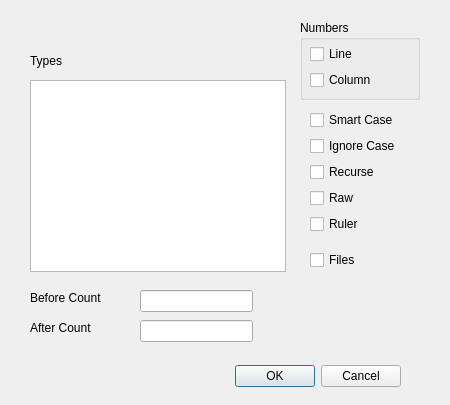
The window that gui/common.ui (CraigDawson/yapygrep) describes before a commit, drawn with Qt 5.
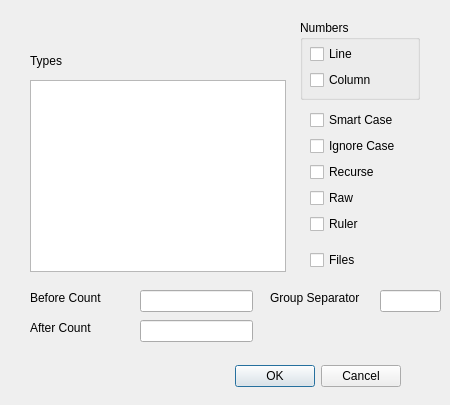
The same window after the commit.

Commit message: Finished group-separator option

The edit to the form file:
```diff
--- a/gui/common.ui
+++ b/gui/common.ui
@@ -196,6 +196,29 @@
     <string>After Count</string>
    </property>
   </widget>
+  <widget class="QLabel" name="label_4">
+   <property name="geometry">
+    <rect>
+     <x>270</x>
+     <y>290</y>
+     <width>111</width>
+     <height>16</height>
+    </rect>
+   </property>
+   <property name="text">
+    <string>Group Separator</string>
+   </property>
+  </widget>
+  <widget class="QLineEdit" name="lineEdit_3">
+   <property name="geometry">
+    <rect>
+     <x>380</x>
+     <y>290</y>
+     <width>61</width>
+     <height>22</height>
+    </rect>
+   </property>
+  </widget>
   <zorder>groupBox</zorder>
   <zorder>layoutWidget</zorder>
   <zorder>buttonBox</zorder>
```
Left out of the diff: 2 changed lines with no effect on the pictures. The commit also changes 2 other files.
